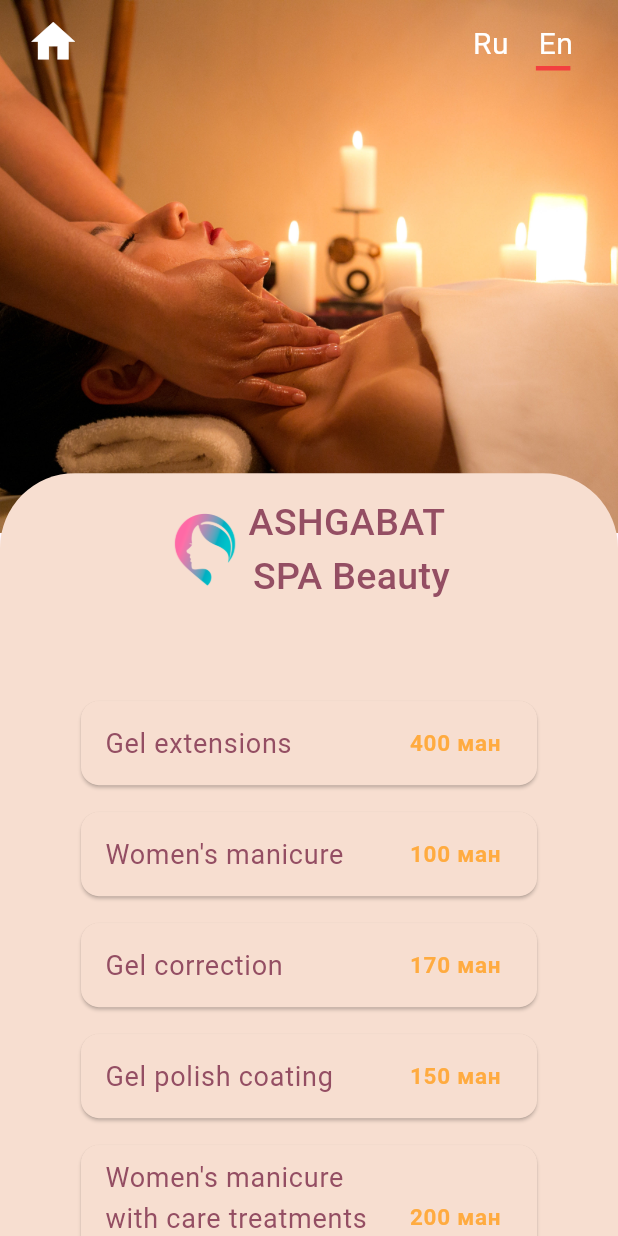
After one commit to MergenTaganow/beauty_app, a Flutter app: the ManicureScreen screen opened directly, on a phone screen of 412 x 824 dp. The commit adds this screen. Run offline on Flutter 3.47's test engine with Material 3 defaults, Android fonts, the phone set to English and light mode, and no system bars; our stand-ins replace video_player, visibility_detector; generated files the repository leaves out were written again; Roboto replaces fonts that are missing (GoogleFonts.inter).

Commit message:
new page have added

```diff
--- /dev/null
+++ b/lib/features/welcome/manicure_page.dart
@@ -0,0 +1,128 @@
+import 'dart:convert';
+
+import 'package:flutter/material.dart';
+import 'package:flutter_gen/gen_l10n/app_localizations.dart';
+import 'package:tashli/features/welcome/widgets/main_app_bar.dart';
+
+class ManicureScreen extends StatelessWidget {
+  const ManicureScreen({Key? key}) : super(key: key);
+
+  @override
+  Widget build(BuildContext context) {
+    String manicureJson = AppLocalizations.of(context)!.manicure;
+    List<String> manicure = List<String>.from(json.decode(manicureJson));
+    print(manicure);
+
+    String manicurePriceJson = AppLocalizations.of(context)!.manicurePrice;
+    List<String> manicurePrice =
+        List<String>.from(json.decode(manicurePriceJson));
+    print(manicurePrice);
+
+    return OrientationBuilder(
+      builder: (BuildContext context, Orientation orientation) {
+        return Scaffold(
+          extendBodyBehindAppBar: true,
+          appBar: mainAppBar(context, true),
+          body: Stack(
+            alignment: orientation == Orientation.portrait
+                ? Alignment.topCenter
+                : Alignment.centerLeft,
+            children: [
+              Image.asset(
+                'assets/images/background.jpg',
+                fit: BoxFit.cover,
+                width: orientation == Orientation.portrait
+                    ? MediaQuery.of(context).size.width
+                    : MediaQuery.of(context).size.width / 3.5 + 130,
+                height: orientation == Orientation.portrait
+                    ? MediaQuery.of(context).size.height / 3.5 + 120
+                    : MediaQuery.of(context).size.height,
+              ),
+              Padding(
+                padding: EdgeInsets.only(
+                  top: orientation == Orientation.portrait
+                      ? MediaQuery.of(context).size.height / 3.5 + 80
+                      : 0,
+                  left: orientation == Orientation.portrait
+                      ? 0
+                      : MediaQuery.of(context).size.width / 3.5 + 130,
+                ),
+                child: Container(
+                  width: MediaQuery.of(context).size.width,
+                  height: double.infinity,
+                  decoration: orientation == Orientation.portrait
+                      ? const BoxDecoration(
+                          borderRadius: BorderRadius.only(
+                            topRight: Radius.circular(50),
+                            topLeft: Radius.circular(50),
+                          ),
+                          color: Color(0xFFF7DED0),
+                        )
+                      : const BoxDecoration(
+                          color: Color(0xFFF7DED0),
+                        ),
+                  child: Column(
+                    children: [
+                      const SizedBox(
+                        height: 15,
+                      ),
+                      Row(
+                        mainAxisAlignment: MainAxisAlignment.center,
+                        children: [
+                          Image.asset(
+                            'assets/images/logo.png',
+                            width: 50,
+                            height: 50,
+                          ),
+                          Text(
+                            AppLocalizations.of(context)!.salonName,
+                            textAlign: TextAlign.center,
+                            style: const TextStyle(
+                                fontSize: 25,
+                                color: Color(0xFF944E63),
+                                fontWeight: FontWeight.w500),
+                          ),
+                        ],
+                      ),
+                      Expanded(
+                        child: ListView.builder(
+                          itemBuilder: (BuildContext context, int index) {
+                            return Padding(
+                              padding: const EdgeInsets.symmetric(
+                                  horizontal: 50.0, vertical: 5),
+                              child: Card(
+                                color: const Color(0xFFF7DED0),
+                                child: ListTile(
+                                  title: Text(
+                                    manicure[index],
+                                    softWrap: true,
+                                    style: const TextStyle(
+                                      fontSize: 18,
+                                      color: Color(0xFF944E63),
+                                    ),
+                                  ),
+                                  trailing: Text(
+                                    manicurePrice[index],
+                                    style: const TextStyle(
+                                        fontWeight: FontWeight.w700,
+                                        fontSize: 15,
+                                        color: Colors.orangeAccent),
+                                  ),
+                                ),
+                              ),
+                            );
+                          },
+                          itemCount: manicure.length,
+                        ),
+                      ),
+                    ],
+                  ),
+                ),
+              ),
+            ],
+          ),
+        );
+      },
+    );
+  }
+}
--- a/lib/features/welcome/welcome.dart
+++ b/lib/features/welcome/welcome.dart
@@ -3,6 +3,7 @@ import 'dart:convert';
 import 'package:flutter/material.dart';
 import 'package:flutter_gen/gen_l10n/app_localizations.dart';
 import 'package:tashli/features/video/video_screen.dart';
+import 'package:tashli/features/welcome/manicure_page.dart';
 import 'package:tashli/features/welcome/widgets/main_app_bar.dart';
 
 class MyHomePage extends StatefulWidget {
@@ -118,6 +119,7 @@ class _MyHomePageState extends State<MyHomePage> {
                         itemBuilder: (context, index) {
                           return GestureDetector(
                             onTap: () {
+                              if (index != categories.length - 1) {
                                 Navigator.push(
                                     context,
                                     MaterialPageRoute(
@@ -128,6 +130,13 @@ class _MyHomePageState extends State<MyHomePage> {
                                               pocedureCosts:
                                                   procedureCosts[index],
                                             )));
+                              } else {
+                                Navigator.push(
+                                    context,
+                                    MaterialPageRoute(
+                                        builder: (context) =>
+                                            ManicureScreen()));
+                              }
                             },
                             child: SizedBox(
                               height: 50,
--- a/lib/l10n/app_en.arb
+++ b/lib/l10n/app_en.arb
@@ -1,7 +1,9 @@
 {
-   "salonName":"ASHGABAT \n SPA SALON",
+   "salonName":"ASHGABAT \n SPA Beauty",
    "categories":"[\"FACE MASSAGE\", \"FACIAL CLEANING\", \"ADDITIONAL FACIAL PROCEDURES\", \"SPA HAIR\", \"ADDITIONAL HAIR PROCEDURES\", \"DIAGNOSTICS\", \"REJUVENATION MASSAGE\", \"BODY MASSAGE\", \"MANICURE\"]",
    "procedures": "[ [\"Bucaal massage\",\"Classic massage\",\"Khmer massage with copper coin\" ,\"Sculpture massage\",\"Lymphatic drainage\"], [\"Cleaning with hardware\",\"Mechanic cleaning\",\"Facial cleaning with peeling and treatments\",\"Therapeutic cleaning of the face, neck and décolleté\"], [\"Alginate mask massage\", \"SPA-face\" , \"Porcelain doll massage\"], [\"Scalp peeling\",\"Dr pen\",\"Caraway\",\"Coffee Scrub\"], [\"Hair glazing\", \"Coffee hair scrub\" , \"Thymine scrub +coconut oil\", \"Scalp cleaning\"], [\"Facial skin Diagnostics\"], [\"RF lifting(face)\", \"SMAS Altera\"], [\"SMAS lifting\", \"Infrared vacuum\",\"Head massage\"], [\"Manicure\", \"Pedicure\"] ]",
-   "procedureCosts": "[ [\"400 ман \",\"300 ман\",\"500 ман\" ,\"350 ман\",\"350 ман\"], [\"250 ман\",\"200 ман\",\"1350 ман\",\"1500 ман\"], [\"100 ман\", \"350 ман\" , \"350 ман\"], [\"250 ман\",\"600 ман\",\"350 ман\",\"250 ман\"], [\"350 ман\", \"350 ман\" , \"350 ман\", \"150 ман\"], [\"250 ман\"], [\"350 ман\", \"2000 ман\"], [\"500 ман (Зона)\", \"500 ман\",\"? ман\"], [\" \", \" \"] ]"
+   "procedureCosts": "[ [\"400 ман \",\"300 ман\",\"500 ман\" ,\"350 ман\",\"350 ман\"], [\"250 ман\",\"200 ман\",\"1350 ман\",\"1500 ман\"], [\"100 ман\", \"350 ман\" , \"350 ман\"], [\"250 ман\",\"600 ман\",\"350 ман\",\"250 ман\"], [\"350 ман\", \"350 ман\" , \"350 ман\", \"150 ман\"], [\"250 ман\"], [\"350 ман\", \"2000 ман\"], [\"500 ман (Зона)\", \"500 ман\",\"? ман\"], [\" \", \" \"] ]",
+   "manicure":"[ \"Gel extensions\",\"Women's manicure\",\"Gel correction\",\"Gel polish coating\",\"Women's manicure with care treatments and hand massage\",\"Women's pedicure\",\"Women's pedicure with gel polish\",\"Women's pedicure with care treatments and foot massage\",\"Women's pedicure with gel polish, care treatments and foot massage\",\"Men's manicure\",\"Men's manicure with treatments and hand massage\",\"Men's pedicure\",\"Men's pedicure with treatment and foot massage\" ]",
+   "manicurePrice":"[ \"400 ман\",\"100 ман\",\"170 ман\",\"150 ман\",\"200 ман\",\"200 ман\",\"250 ман\",\"450 ман\",\"500 ман\",\"200 ман\",\"300 ман\",\"400 ман\",\"650 ман\"]"
 
 }
--- a/lib/l10n/app_ru.arb
+++ b/lib/l10n/app_ru.arb
@@ -1,6 +1,8 @@
 {
-   "salonName":"АШХАБАД \n SPA САЛОН",
+   "salonName":"ASHGABAT \n SPA Beauty",
    "categories":"[\"МАССАЖ ЛИЦА\", \"ЧИСТКА ЛИЦА\", \"ДОПОЛНИТЕЛНЫЕ ПРОЦЕДУРЫ ДЛЯ ЛИЦА\", \"SPA ВОЛОС\", \"ДОПОЛНИТЕЛНЫЕ ПРОЦЕДУРЫ ДЛЯ ВОЛОС\", \"ДИАГНОСТИКА\", \"ОМОЛОЖЕНИЕ\", \"Работа с телом\", \"МАНИКЮР\"]",
    "procedures": "[ [\"Буккальный массаж \",\"Классический массаж\",\"Кхмерский массаж медной монетой\" ,\"Скульптурный массаж\",\"Лимфадренажный\"], [\"Аппаратная чистка\",\"Механическая чистка\",\"Чистка лица с пилингом и процедурами\",\"Терапевтическая чистка лица, шеи и декольте\"], [\"Альгинатная маска\", \"SPA-лица\" , \"Фарфоровая куколка\"], [\"Пилинг кожи головы\",\"Dr ручка\",\"Тминовый\",\"Кофе Скраб\"], [\"Глазирование волос\", \"Кофейный скраб волос\" , \"Тиминовый скраб +кокосовое масло\", \"Чистка кожи головы\"], [\"Диагностика кожи лица\"], [\"РФ-лифтинг(лица)\", \"SMAS AЛЬТЕРА\"], [\"SMAS лифтинг\", \"Инфракрасный вакуум\",\"Массаж головы\"], [\"Маникюр\", \"Педикюр\"] ]",
-   "procedureCosts": "[ [\"400 ман \",\"300 ман\",\"500 ман\" ,\"350 ман\",\"350 ман\"], [\"250 ман\",\"200 ман\",\"1350 ман\",\"1500 ман\"], [\"100 ман\", \"350 ман\" , \"350 ман\"], [\"250 ман\",\"600 ман\",\"350 ман\",\"250 ман\"], [\"350 ман\", \"350 ман\" , \"350 ман\", \"150 ман\"], [\"250 ман\"], [\"350 ман\", \"2000 ман\"], [\"500 ман (Зона)\", \"500 ман\",\"? ман\"], [\" \", \" \"] ]"
+   "procedureCosts": "[ [\"400 ман \",\"300 ман\",\"500 ман\" ,\"350 ман\",\"350 ман\"], [\"250 ман\",\"200 ман\",\"1350 ман\",\"1500 ман\"], [\"100 ман\", \"350 ман\" , \"350 ман\"], [\"250 ман\",\"600 ман\",\"350 ман\",\"250 ман\"], [\"350 ман\", \"350 ман\" , \"350 ман\", \"150 ман\"], [\"250 ман\"], [\"350 ман\", \"2000 ман\"], [\"500 ман (Зона)\", \"500 ман\",\"? ман\"], [\" \", \" \"] ]",
+   "manicure":"[ \"Гелевое наращивание\",\"Женский маникюр\",\"Гелевая коррекция\",\"Покрытие гелевым лаком\",\"Женский маникюр с уходовыми процедурами и массаж рук\",\"Женский педикюр\",\"Женский педикюр с покрытием гелевого лака\",\"Женский педикюр с уходовыми процедурами и массаж ног\",\"Женский педикюр с покрытием гелевого лака с уходовыми процедурами и массаж ног\",\"Мужской маникюр\",\"Мужской маникюр с уходовыми процедурами и массаж рук\",\"Мужской педикюр\",\"Мужской педикюр с уходовыми процедурами и массаж ног\" ]",
+   "manicurePrice":"[ \"400 ман\",\"100 ман\",\"170 ман\",\"150 ман\",\"200 ман\",\"200 ман\",\"250 ман\",\"450 ман\",\"500 ман\",\"200 ман\",\"300 ман\",\"400 ман\",\"650 ман\"]"
 }
```
Also changed, not shown: 1 other file. Lines whose indentation alone changed are shown as unchanged.
